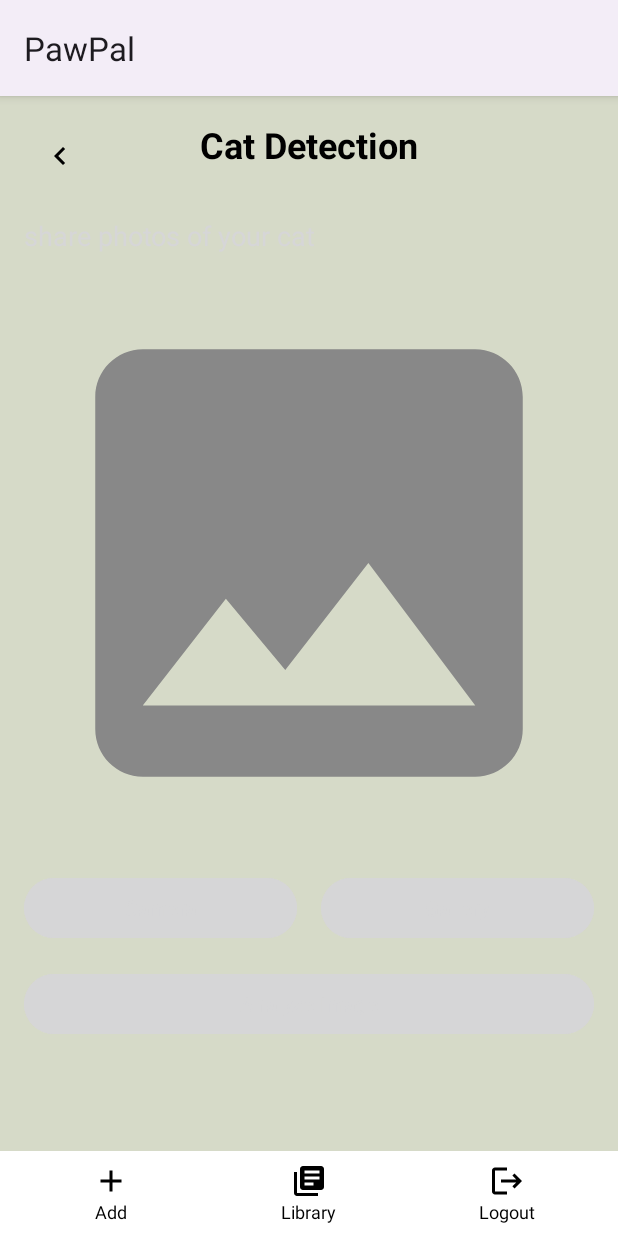
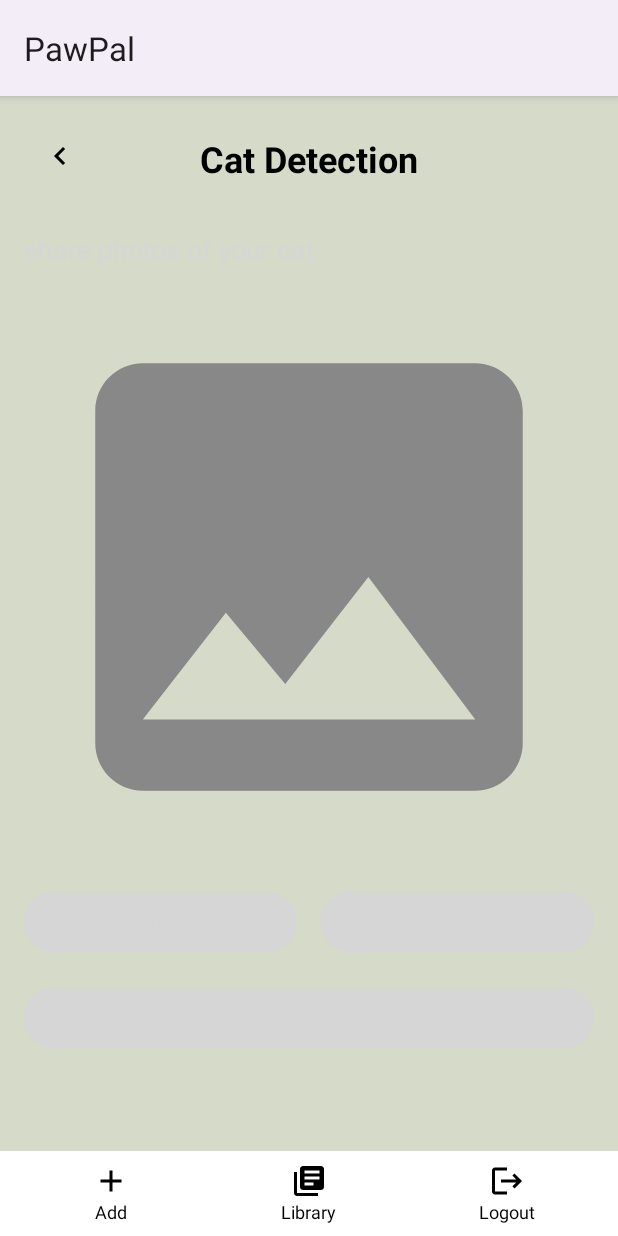
Before and after one commit to Adindasfrs/Pawpal, an Android app: the AddImageActivity screen opened directly, with no data from a screen before it, on a phone screen of 412 x 824 dp. Run offline under Robolectric (Android 15) with nearby library versions, the phone set to English and light mode, and no system bars; pictures from the network do not load.

Commit message:
new lagi

```diff
--- a/app/src/main/res/layout/activity_add_image.xml
+++ b/app/src/main/res/layout/activity_add_image.xml
@@ -23,7 +23,7 @@
         android:layout_width="wrap_content"
         android:layout_height="wrap_content"
         android:layout_centerHorizontal="true"
-        android:layout_marginTop="16dp"
+        android:layout_marginTop="25dp"
         android:text="Cat Detection"
         android:textSize="24sp"
         android:textColor="#000000"
@@ -44,14 +44,15 @@
             <!-- Your Content Views -->
 
             <!-- Image Upload Section -->
+
             <TextView
                 android:id="@+id/tvUsers"
                 android:layout_width="match_parent"
                 android:layout_height="wrap_content"
+                android:layout_marginTop="16dp"
                 android:text="@string/post_as"
                 android:textColor="@color/black"
-                android:textSize="18sp"
-                android:layout_marginTop="16dp" />
+                android:textSize="18sp" />
 
             <ImageView
                 android:id="@+id/imageDetectionUpload"
```
